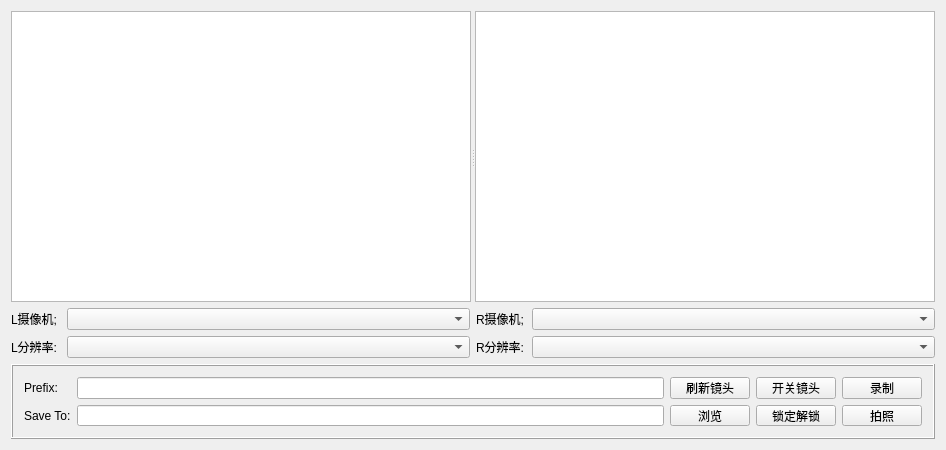
Above: src/Evision/StereoCamera.ui from jiafeng5513/Evision before the change. Below: the same form after it.
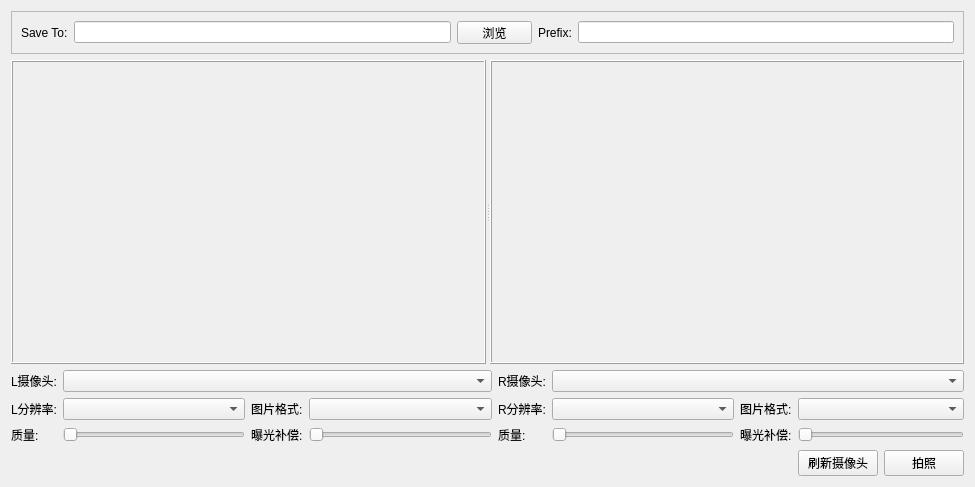
That is the form after the change. Custom widgets are drawn as their Qt base class.

Commit message: add a stereo camera

```diff
--- a/src/Evision/StereoCamera.ui
+++ b/src/Evision/StereoCamera.ui
@@ -6,200 +6,276 @@
    <rect>
     <x>0</x>
     <y>0</y>
-    <width>946</width>
-    <height>450</height>
+    <width>975</width>
+    <height>487</height>
    </rect>
   </property>
   <property name="windowTitle">
    <string>StereoCamera</string>
   </property>
-  <layout class="QGridLayout" name="gridLayout">
-   <item row="0" column="0" rowspan="2" colspan="4">
+  <layout class="QGridLayout" name="gridLayout_3">
+   <item row="1" column="0" colspan="9">
     <widget class="QSplitter" name="splitter">
      <property name="orientation">
       <enum>Qt::Horizontal</enum>
      </property>
-     <widget class="QGraphicsView" name="graphicsView_L"/>
-     <widget class="QGraphicsView" name="graphicsView_R"/>
+     <widget class="QFrame" name="frame">
+      <property name="frameShape">
+       <enum>QFrame::Box</enum>
+      </property>
+      <property name="frameShadow">
+       <enum>QFrame::Raised</enum>
+      </property>
+      <layout class="QGridLayout" name="gridLayout">
+       <property name="leftMargin">
+        <number>0</number>
+       </property>
+       <property name="topMargin">
+        <number>0</number>
+       </property>
+       <property name="rightMargin">
+        <number>0</number>
+       </property>
+       <property name="bottomMargin">
+        <number>0</number>
+       </property>
+       <property name="spacing">
+        <number>0</number>
+       </property>
+       <item row="0" column="0">
+        <widget class="QCameraViewfinder" name="viewfinderL" native="true">
+         <property name="autoFillBackground">
+          <bool>true</bool>
+         </property>
+        </widget>
+       </item>
+      </layout>
+     </widget>
+     <widget class="QFrame" name="frame_2">
+      <property name="frameShape">
+       <enum>QFrame::Box</enum>
+      </property>
+      <property name="frameShadow">
+       <enum>QFrame::Raised</enum>
+      </property>
+      <layout class="QGridLayout" name="gridLayout_2">
+       <property name="leftMargin">
+        <number>0</number>
+       </property>
+       <property name="topMargin">
+        <number>0</number>
+       </property>
+       <property name="rightMargin">
+        <number>0</number>
+       </property>
+       <property name="bottomMargin">
+        <number>0</number>
+       </property>
+       <property name="spacing">
+        <number>0</number>
+       </property>
+       <item row="0" column="0">
+        <widget class="QCameraViewfinder" name="viewfinder_R" native="true">
+         <property name="autoFillBackground">
+          <bool>true</bool>
+         </property>
+        </widget>
+       </item>
+      </layout>
+     </widget>
     </widget>
    </item>
-   <item row="3" column="3">
-    <widget class="QComboBox" name="comboBox_Rresolution"/>
-   </item>
-   <item row="3" column="0">
+   <item row="2" column="0">
     <widget class="QLabel" name="label_3">
-     <property name="minimumSize">
-      <size>
-       <width>50</width>
-       <height>20</height>
-      </size>
+     <property name="text">
+      <string>L摄像头:</string>
      </property>
-     <property name="maximumSize">
-      <size>
-       <width>50</width>
-       <height>20</height>
-      </size>
+    </widget>
+   </item>
+   <item row="2" column="1" colspan="3">
+    <widget class="QComboBox" name="comboBox_Lcam"/>
+   </item>
+   <item row="2" column="4">
+    <widget class="QLabel" name="label_9">
+     <property name="text">
+      <string>R摄像头:</string>
      </property>
+    </widget>
+   </item>
+   <item row="2" column="5" colspan="4">
+    <widget class="QComboBox" name="comboBox_Rcam"/>
+   </item>
+   <item row="3" column="0">
+    <widget class="QLabel" name="label_4">
      <property name="text">
       <string>L分辨率:</string>
      </property>
     </widget>
    </item>
-   <item row="3" column="2">
-    <widget class="QLabel" name="label_6">
-     <property name="minimumSize">
-      <size>
-       <width>50</width>
-       <height>20</height>
-      </size>
-     </property>
-     <property name="maximumSize">
-      <size>
-       <width>50</width>
-       <height>20</height>
-      </size>
-     </property>
-     <property name="text">
-      <string>R分辨率:</string>
-     </property>
-    </widget>
-   </item>
    <item row="3" column="1">
     <widget class="QComboBox" name="comboBox_Lresolution"/>
    </item>
-   <item row="2" column="0">
-    <widget class="QLabel" name="label_4">
-     <property name="minimumSize">
-      <size>
-       <width>50</width>
-       <height>20</height>
-      </size>
-     </property>
-     <property name="maximumSize">
-      <size>
-       <width>50</width>
-       <height>20</height>
-      </size>
-     </property>
-     <property name="text">
-      <string>L摄像机;</string>
-     </property>
-    </widget>
-   </item>
-   <item row="2" column="2">
+   <item row="3" column="2">
     <widget class="QLabel" name="label_5">
-     <property name="minimumSize">
-      <size>
-       <width>50</width>
-       <height>20</height>
-      </size>
+     <property name="text">
+      <string>图片格式:</string>
      </property>
-     <property name="maximumSize">
-      <size>
-       <width>50</width>
-       <height>20</height>
-      </size>
+    </widget>
+   </item>
+   <item row="3" column="3">
+    <widget class="QComboBox" name="comboBox_LCodec"/>
+   </item>
+   <item row="3" column="4">
+    <widget class="QLabel" name="label_10">
+     <property name="text">
+      <string>R分辨率:</string>
      </property>
+    </widget>
+   </item>
+   <item row="3" column="5">
+    <widget class="QComboBox" name="comboBox_Rresolution"/>
+   </item>
+   <item row="3" column="6">
+    <widget class="QLabel" name="label_12">
      <property name="text">
-      <string>R摄像机;</string>
+      <string>图片格式:</string>
      </property>
     </widget>
    </item>
-   <item row="2" column="1">
-    <widget class="QComboBox" name="comboBox_Lcam"/>
+   <item row="3" column="7" colspan="2">
+    <widget class="QComboBox" name="comboBox_RCodec"/>
    </item>
-   <item row="2" column="3">
-    <widget class="QComboBox" name="comboBox_Rcam"/>
+   <item row="4" column="0">
+    <widget class="QLabel" name="label_6">
+     <property name="text">
+      <string>质量:</string>
+     </property>
+    </widget>
    </item>
-   <item row="6" column="0" colspan="4">
-    <widget class="QFrame" name="frame">
-     <property name="minimumSize">
-      <size>
-       <width>0</width>
-       <height>75</height>
-      </size>
+   <item row="4" column="1">
+    <widget class="QSlider" name="horizontalSlider_LQuality">
+     <property name="orientation">
+      <enum>Qt::Horizontal</enum>
      </property>
+    </widget>
+   </item>
+   <item row="4" column="2">
+    <widget class="QLabel" name="label_7">
+     <property name="text">
+      <string>曝光补偿:</string>
+     </property>
+    </widget>
+   </item>
+   <item row="4" column="3">
+    <widget class="QSlider" name="horizontalSlider_LexposureCompensation">
+     <property name="orientation">
+      <enum>Qt::Horizontal</enum>
+     </property>
+    </widget>
+   </item>
+   <item row="4" column="4">
+    <widget class="QLabel" name="label_8">
+     <property name="text">
+      <string>质量:</string>
+     </property>
+    </widget>
+   </item>
+   <item row="4" column="5">
+    <widget class="QSlider" name="horizontalSlider_RQuality">
+     <property name="orientation">
+      <enum>Qt::Horizontal</enum>
+     </property>
+    </widget>
+   </item>
+   <item row="4" column="6">
+    <widget class="QLabel" name="label_11">
+     <property name="text">
+      <string>曝光补偿:</string>
+     </property>
+    </widget>
+   </item>
+   <item row="4" column="7" colspan="2">
+    <widget class="QSlider" name="horizontalSlider_RexposureCompensation">
+     <property name="orientation">
+      <enum>Qt::Horizontal</enum>
+     </property>
+    </widget>
+   </item>
+   <item row="5" column="7">
+    <widget class="QPushButton" name="pushButton_RefreshCam">
+     <property name="text">
+      <string>刷新摄像头</string>
+     </property>
+    </widget>
+   </item>
+   <item row="5" column="8">
+    <widget class="QPushButton" name="pushButton_Shot">
+     <property name="text">
+      <string>拍照</string>
+     </property>
+    </widget>
+   </item>
+   <item row="0" column="0" colspan="9">
+    <widget class="QFrame" name="frame_3">
      <property name="maximumSize">
       <size>
        <width>16777215</width>
-       <height>75</height>
+       <height>43</height>
       </size>
      </property>
      <property name="frameShape">
-      <enum>QFrame::Box</enum>
+      <enum>QFrame::StyledPanel</enum>
      </property>
      <property name="frameShadow">
       <enum>QFrame::Raised</enum>
      </property>
-     <layout class="QGridLayout" name="gridLayout_2">
-      <item row="1" column="0">
-       <widget class="QLabel" name="label_2">
+     <layout class="QHBoxLayout" name="horizontalLayout">
+      <item>
+       <widget class="QLabel" name="label">
         <property name="text">
          <string>Save To:</string>
         </property>
        </widget>
       </item>
-      <item row="1" column="3">
-       <widget class="QPushButton" name="pushButton_ParamLock">
-        <property name="text">
-         <string>锁定解锁</string>
-        </property>
-       </widget>
+      <item>
+       <widget class="QLineEdit" name="lineEdit_SaveTo"/>
       </item>
-      <item row="1" column="2">
+      <item>
        <widget class="QPushButton" name="pushButton_FindSaveTo">
+        <property name="maximumSize">
+         <size>
+          <width>75</width>
+          <height>23</height>
+         </size>
+        </property>
         <property name="text">
          <string>浏览</string>
         </property>
        </widget>
       </item>
-      <item row="1" column="1">
-       <widget class="QLineEdit" name="lineEdit_SaveTo"/>
-      </item>
-      <item row="1" column="4">
-       <widget class="QPushButton" name="pushButton_Shot">
-        <property name="text">
-         <string>拍照</string>
-        </property>
-       </widget>
-      </item>
-      <item row="0" column="1">
-       <widget class="QLineEdit" name="lineEdit_Prefix"/>
-      </item>
-      <item row="0" column="0">
-       <widget class="QLabel" name="label">
+      <item>
+       <widget class="QLabel" name="label_2">
         <property name="text">
          <string>Prefix:</string>
         </property>
        </widget>
       </item>
-      <item row="0" column="2">
-       <widget class="QPushButton" name="pushButton_RefreshCam">
-        <property name="text">
-         <string>刷新镜头</string>
-        </property>
-       </widget>
-      </item>
-      <item row="0" column="3">
-       <widget class="QPushButton" name="pushButton_CamSwitch">
-        <property name="text">
-         <string>开关镜头</string>
-        </property>
-       </widget>
-      </item>
-      <item row="0" column="4">
-       <widget class="QPushButton" name="pushButton_Rec">
-        <property name="text">
-         <string>录制</string>
-        </property>
-       </widget>
+      <item>
+       <widget class="QLineEdit" name="lineEdit_Prefix"/>
       </item>
      </layout>
     </widget>
    </item>
   </layout>
  </widget>
- <layoutdefault spacing="6" margin="11"/>
+ <customwidgets>
+  <customwidget>
+   <class>QCameraViewfinder</class>
+   <extends>QWidget</extends>
+   <header>qcameraviewfinder.h</header>
+   <container>1</container>
+  </customwidget>
+ </customwidgets>
  <resources/>
  <connections/>
 </ui>
```
Left out of the diff: 211 changed lines with no effect on the pictures. The commit also changes 24 other files.
